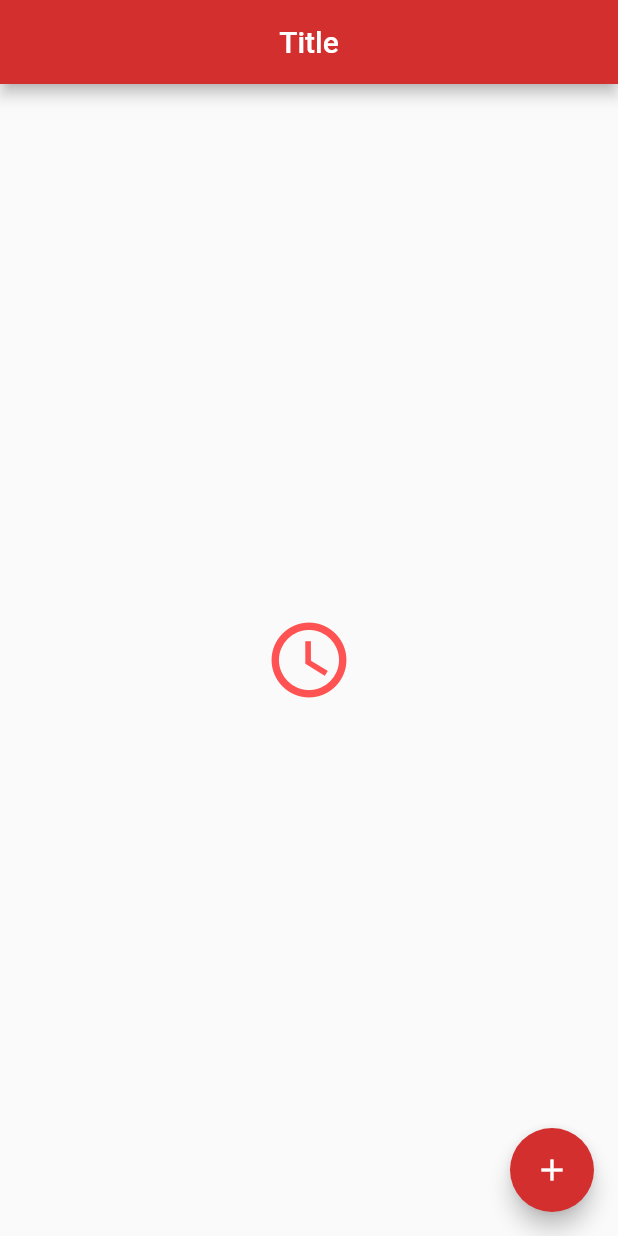
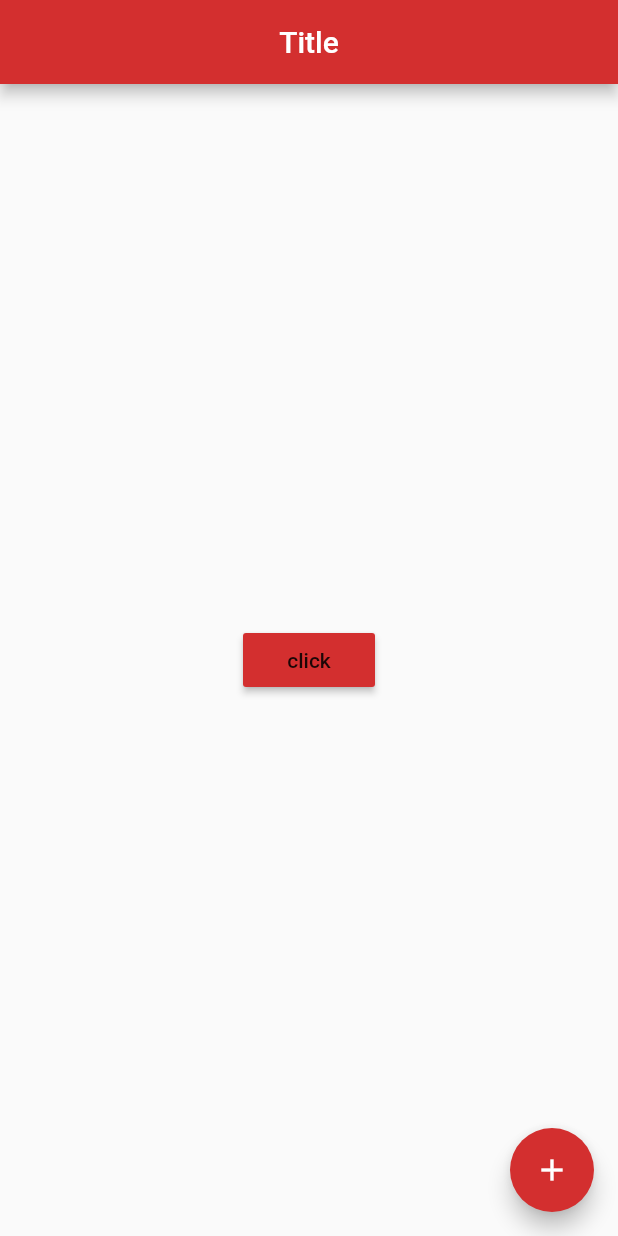
Before and after one commit to srtulon/flutter-projects, a Flutter app: the screen it shows after launch, on a phone screen of 412 x 824 dp. Run offline on Flutter 3.47's test engine with Material 2 defaults, Android fonts, the phone set to English and light mode, and no system bars.

Commit message:
Update main.dart

```diff
--- a/flutter_app/lib/main.dart
+++ b/flutter_app/lib/main.dart
@@ -17,11 +17,13 @@ class Home extends StatelessWidget {
         centerTitle: true,
       ),
       body: Center(
-        child:Icon(
-          Icons.watch_later_outlined,
-          color: Colors.redAccent,
-          size: 60,
-        ),
+        child: RaisedButton(
+          onPressed: (){
+            print('Clicked');
+          },
+          child: Text("click"),
+          color: Colors.red[700],
+        )
       ),
       floatingActionButton: FloatingActionButton(
         onPressed: () {},
```
